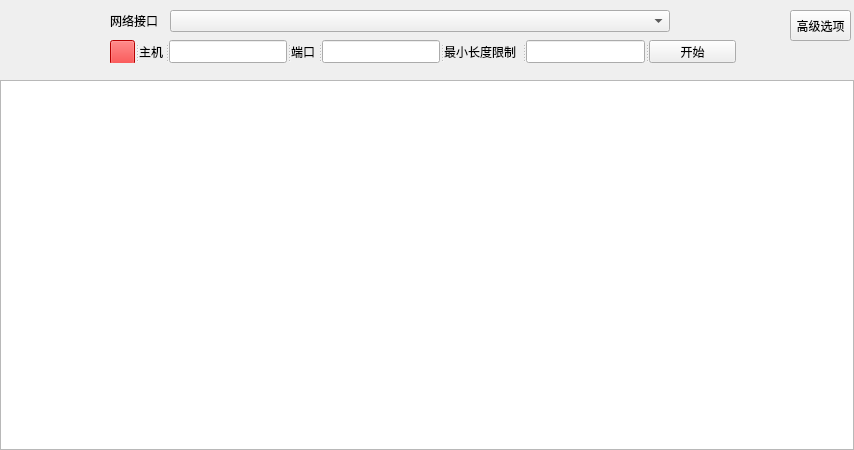
First picture: the form in capture/CaptureWidget.ui, repository ysyashy/NetUtils, before the edit.
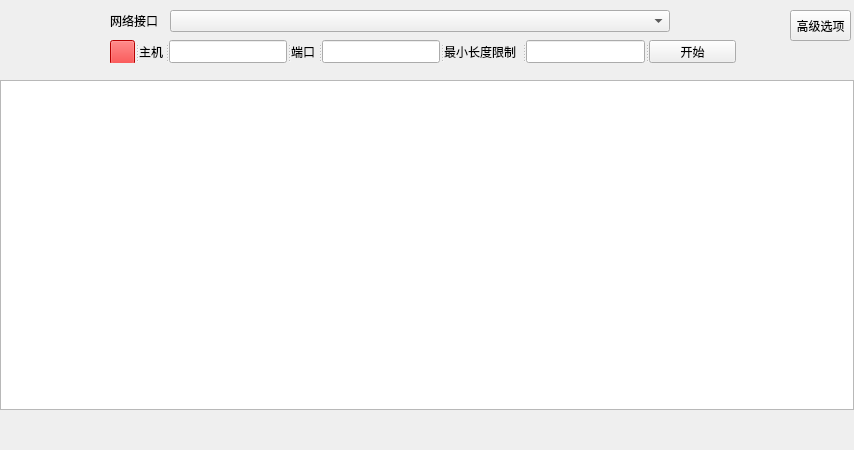
Second picture: the form after the edit.

Commit message: add two thread for winpcap, using tableWidget for show brief data

```diff
--- a/capture/CaptureWidget.ui
+++ b/capture/CaptureWidget.ui
@@ -16,13 +16,13 @@
   <property name="autoFillBackground">
    <bool>false</bool>
   </property>
-  <widget class="QListWidget" name="listWidget">
+  <widget class="QTableWidget" name="tableWidget">
    <property name="geometry">
     <rect>
      <x>0</x>
      <y>80</y>
      <width>854</width>
-     <height>370</height>
+     <height>330</height>
     </rect>
    </property>
   </widget>
```
Left out of the diff: 3 changed lines with no effect on the pictures. The commit also changes 18 other files.
